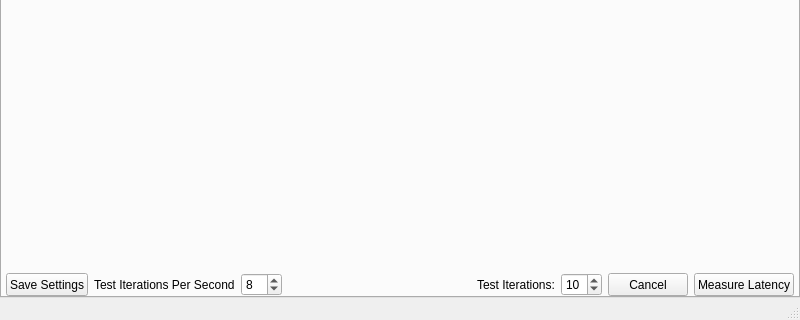
Above: latencytest/ui/ltmainwindowui.ui from lancegilbert/LatencyTest before the change; both pictures show x 0 to 800 and y 280 to 600 of the 800 by 600 pixel window. Below: the same form after it.
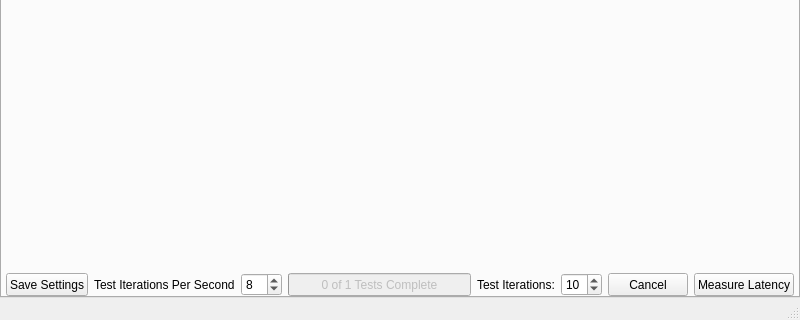
That is the form after the change.

What changed in the file:
```diff
--- a/latencytest/ui/ltmainwindowui.ui
+++ b/latencytest/ui/ltmainwindowui.ui
@@ -251,17 +251,35 @@
            </widget>
           </item>
           <item>
-           <spacer name="horizontalSpacer_4">
-            <property name="orientation">
-             <enum>Qt::Horizontal</enum>
+           <widget class="QProgressBar" name="progressBar">
+            <property name="enabled">
+             <bool>false</bool>
             </property>
-            <property name="sizeHint" stdset="0">
-             <size>
-              <width>40</width>
-              <height>20</height>
-             </size>
+            <property name="sizePolicy">
+             <sizepolicy hsizetype="MinimumExpanding" vsizetype="Minimum">
+              <horstretch>0</horstretch>
+              <verstretch>0</verstretch>
+             </sizepolicy>
             </property>
-           </spacer>
+            <property name="minimum">
+             <number>0</number>
+            </property>
+            <property name="maximum">
+             <number>1</number>
+            </property>
+            <property name="value">
+             <number>0</number>
+            </property>
+            <property name="alignment">
+             <set>Qt::AlignCenter</set>
+            </property>
+            <property name="invertedAppearance">
+             <bool>false</bool>
+            </property>
+            <property name="format">
+             <string>%v of %m Tests Complete</string>
+            </property>
+           </widget>
           </item>
           <item>
            <widget class="QLabel" name="label_8">
```
Left out of the diff: 2 changed lines with no effect on the pictures.
